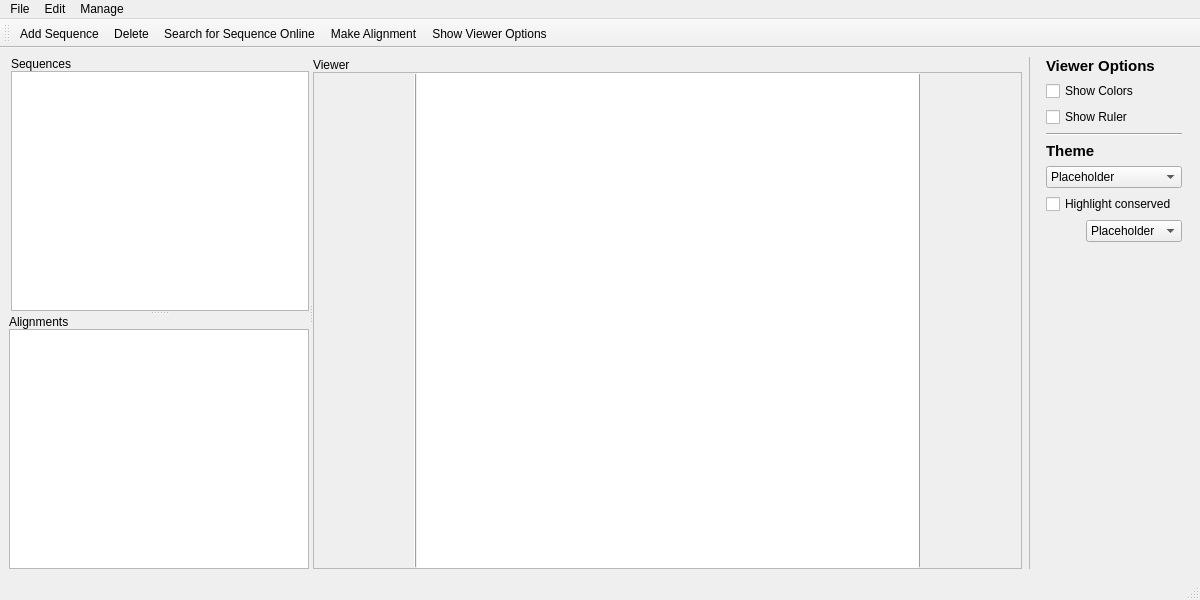
This is linnaeo.ui in beowulfey/Linnaeo as Qt 5 draws it before an edit. The edited form follows.
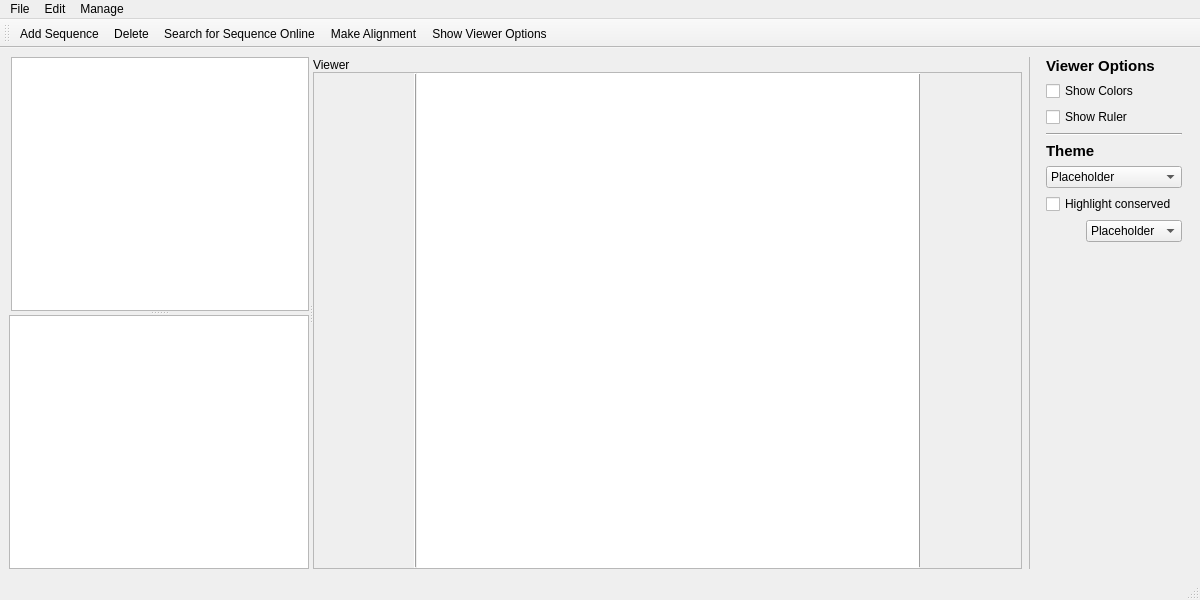
This is the edited form. Icons and pictures are not drawn.

```diff
--- a/linnaeo.ui
+++ b/linnaeo.ui
@@ -86,13 +86,6 @@
             <property name="leftMargin">
              <number>2</number>
             </property>
-            <item>
-             <widget class="QLabel" name="seqLabel">
-              <property name="text">
-               <string>Sequences</string>
-              </property>
-             </widget>
-            </item>
             <item>
              <widget class="QScrollArea" name="scrollArea">
               <property name="sizePolicy">
@@ -116,7 +109,7 @@
                  <x>0</x>
                  <y>0</y>
                  <width>297</width>
-                 <height>230</height>
+                 <height>248</height>
                 </rect>
                </property>
                <layout class="QVBoxLayout" name="verticalLayout">
@@ -156,13 +149,6 @@
             <property name="spacing">
              <number>0</number>
             </property>
-            <item>
-             <widget class="QLabel" name="alignLabel">
-              <property name="text">
-               <string>Alignments</string>
-              </property>
-             </widget>
-            </item>
             <item>
              <widget class="QScrollArea" name="scrollArea_2">
               <property name="sizePolicy">
@@ -186,7 +172,7 @@
                  <x>0</x>
                  <y>0</y>
                  <width>298</width>
-                 <height>229</height>
+                 <height>247</height>
                 </rect>
                </property>
                <layout class="QVBoxLayout" name="verticalLayout_4">
@@ -213,8 +199,11 @@
                     <verstretch>0</verstretch>
                    </sizepolicy>
                   </property>
-                  <attribute name="headerVisible">
+                  <property name="headerHidden">
                    <bool>false</bool>
+                  </property>
+                  <attribute name="headerVisible">
+                   <bool>true</bool>
                   </attribute>
                  </widget>
                 </item>
```
Left out of the diff: 8 changed lines with no effect on the pictures.
